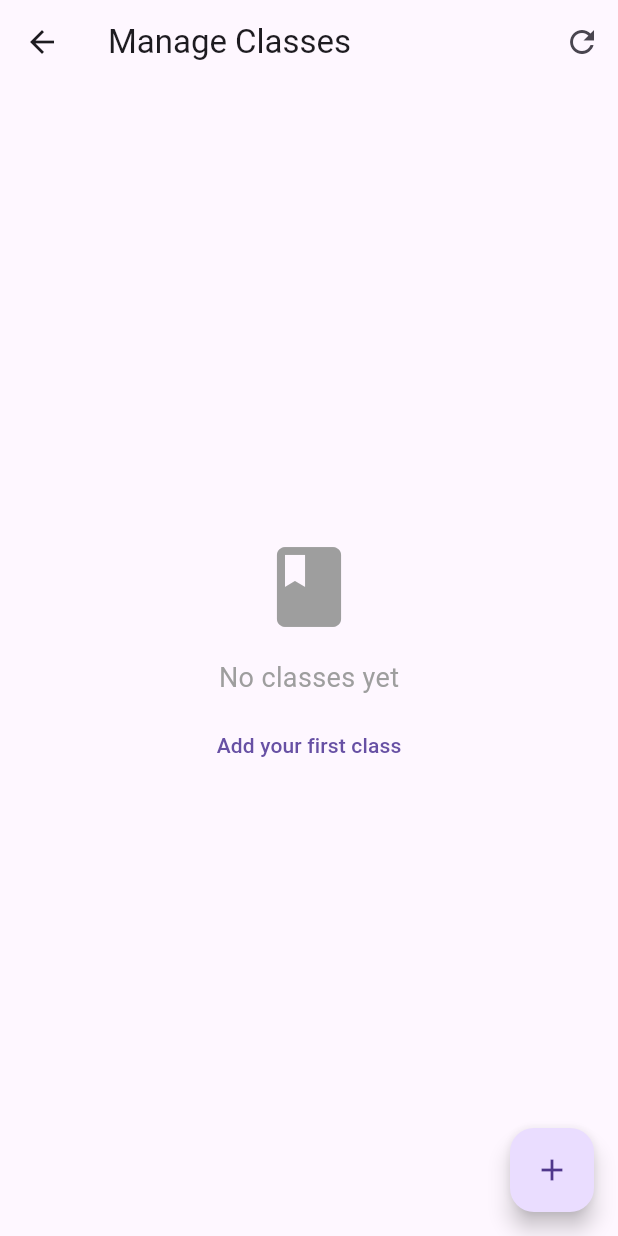
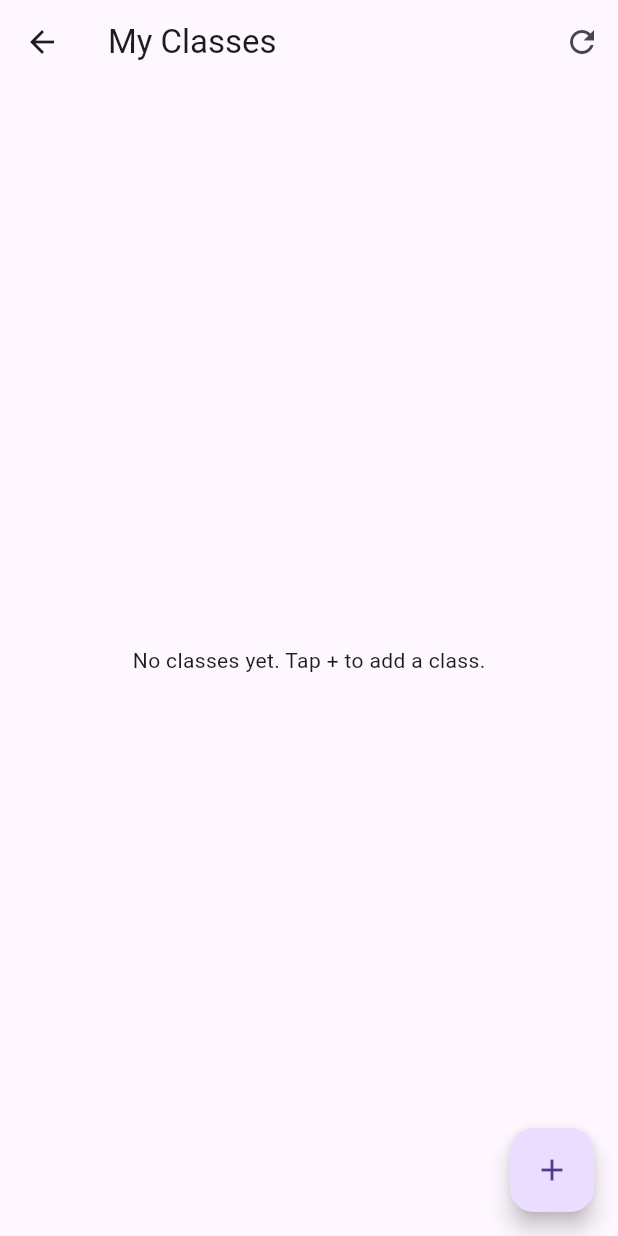
Before and after one commit to ArmanDesir/Final-Capstone, a Flutter app: the TeacherClassList screen opened directly, on a phone screen of 412 x 824 dp. Run offline on Flutter 3.47's test engine with Material 3 defaults, Android fonts, the phone set to English and light mode, and no system bars; our stand-ins replace cloud_firestore, firebase_auth, firebase_core, firebase_storage, image_picker; accounts and stored records are empty.

Commit message:
commit  modified:   lib/views/teacher_pages/teacher_class_list.dart

```diff
--- a/lib/views/teacher_pages/teacher_class_list.dart
+++ b/lib/views/teacher_pages/teacher_class_list.dart
@@ -309,7 +309,7 @@ class _TeacherClassListState extends State<TeacherClassList> {
   Widget build(BuildContext context) {
     return Scaffold(
       appBar: AppBar(
-        title: const Text('Manage Classes'),
+        title: const Text('My Classes'),
         actions: [
           IconButton(icon: const Icon(Icons.refresh), onPressed: _loadClasses),
         ],
@@ -322,46 +322,29 @@ class _TeacherClassListState extends State<TeacherClassList> {
           isLoading
               ? const Center(child: CircularProgressIndicator())
               : classes.isEmpty
-              ? Center(
-                child: Column(
-                  mainAxisAlignment: MainAxisAlignment.center,
-                  children: [
-                    const Icon(Icons.class_, size: 64, color: Colors.grey),
-                    const SizedBox(height: 16),
-                    const Text(
-                      'No classes yet',
-                      style: TextStyle(fontSize: 18, color: Colors.grey),
-                    ),
-                    const SizedBox(height: 8),
-                    TextButton(
-                      onPressed: _addClass,
-                      child: const Text('Add your first class'),
-                    ),
-                  ],
-                ),
+              ? const Center(
+                child: Text('No classes yet. Tap + to add a class.'),
               )
               : ListView.builder(
+                padding: const EdgeInsets.all(16),
                 itemCount: classes.length,
-                padding: const EdgeInsets.all(16),
                 itemBuilder: (context, index) {
-                  final classDoc = classes[index];
-                  final students = classDoc['students'] as List? ?? [];
+                  final doc = classes[index];
+                  final classData = doc.data() as Map<String, dynamic>;
+                  final students = classData['students'] as List? ?? [];
+
                   return Card(
                     margin: const EdgeInsets.only(bottom: 16),
                     child: ListTile(
-                      title: Text(classDoc['name']),
+                      title: Text(classData['name'] ?? 'Unnamed Class'),
                       subtitle: Column(
                         crossAxisAlignment: CrossAxisAlignment.start,
                         children: [
-                          Text(
-                            'Code: ${classDoc['classCode']}',
-                            style: const TextStyle(fontWeight: FontWeight.bold),
-                          ),
+                          Text(classData['description'] ?? 'No description'),
                           const SizedBox(height: 4),
                           Text(
-                            classDoc['description'] ?? 'No description',
-                            maxLines: 2,
-                            overflow: TextOverflow.ellipsis,
+                            'Class Code: ${classData['classCode'] ?? 'N/A'}',
+                            style: const TextStyle(fontWeight: FontWeight.bold),
                           ),
                           const SizedBox(height: 4),
                           Text(
@@ -375,10 +358,10 @@ class _TeacherClassListState extends State<TeacherClassList> {
                         children: [
                           IconButton(
                             icon: const Icon(Icons.people),
-                            onPressed: () => _viewStudents(classDoc),
+                            onPressed: () => _viewStudents(doc),
                             tooltip: 'View Students',
                           ),
-                          PopupMenuButton(
+                          PopupMenuButton<String>(
                             itemBuilder:
                                 (context) => [
                                   const PopupMenuItem(
@@ -392,9 +375,9 @@ class _TeacherClassListState extends State<TeacherClassList> {
                                 ],
                             onSelected: (value) {
                               if (value == 'edit') {
-                                _editClass(classDoc);
+                                _editClass(doc);
                               } else if (value == 'delete') {
-                                _deleteClass(classDoc.id);
+                                _deleteClass(doc.id);
                               }
                             },
                           ),
```
